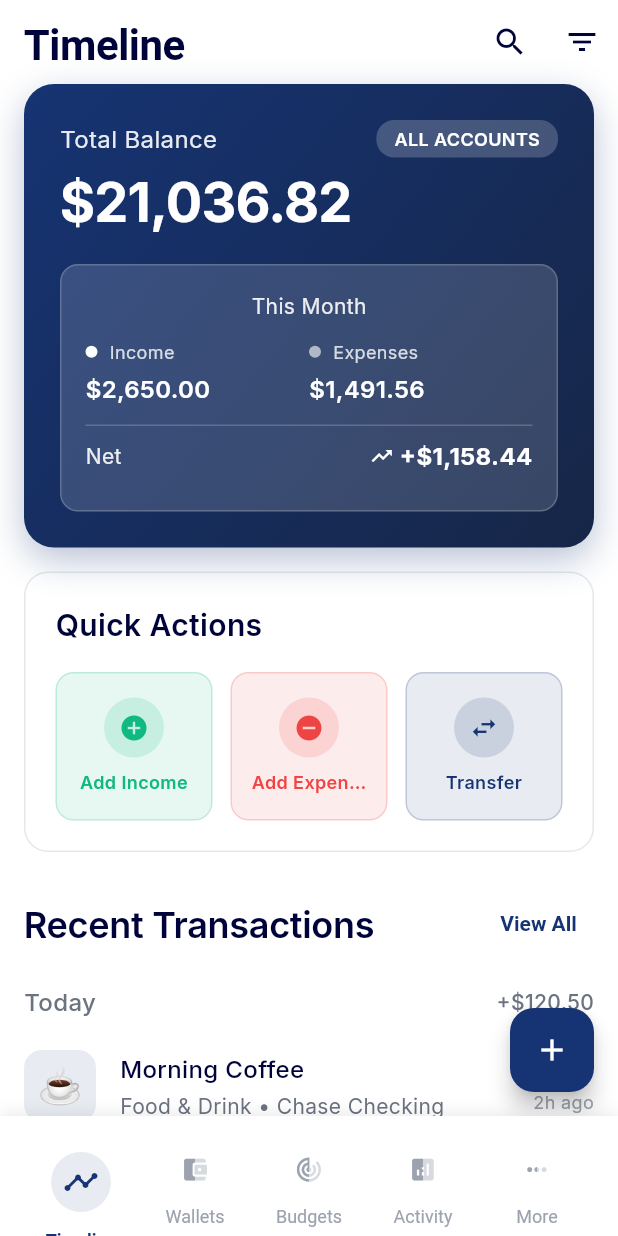
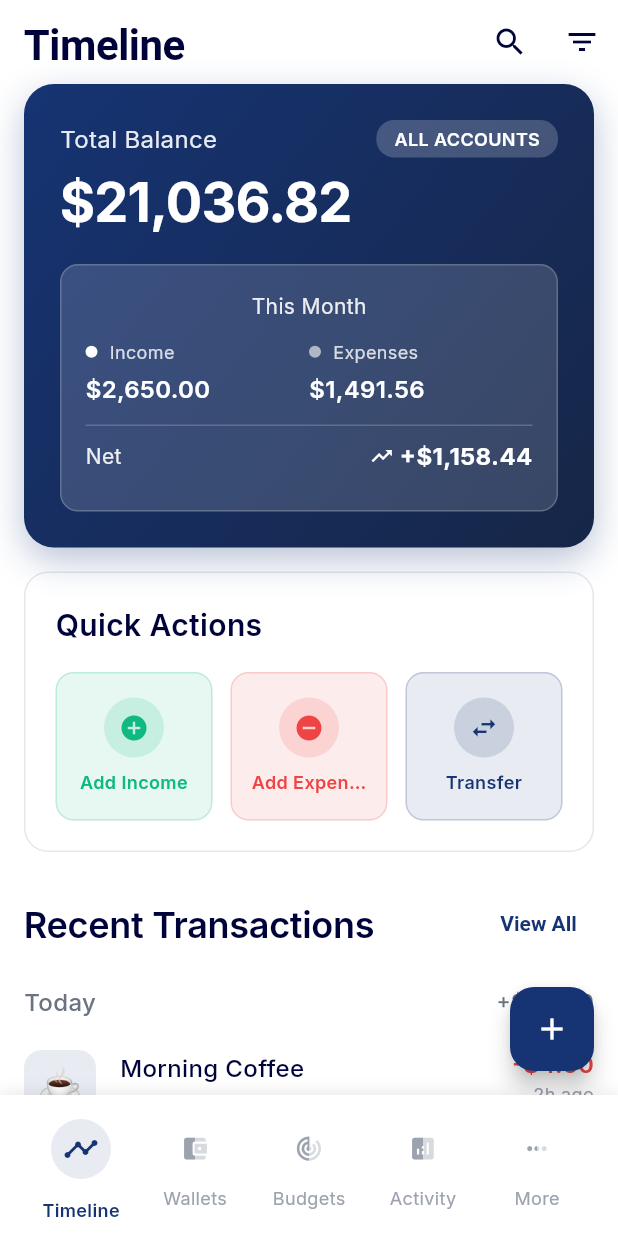
Before and after one commit to Mahdi02710/expenstra, a Flutter app: the screen it shows after launch, on a phone screen of 412 x 824 dp. Run offline on Flutter 3.47's test engine with Material 3 defaults, Android fonts, the phone set to English and light mode, and no system bars; our stand-ins replace fl_chart.

Commit message:
Fixed some BOTTOM OVERFLOWS in Screens.

```diff
--- a/lib/features/home/home_screen.dart
+++ b/lib/features/home/home_screen.dart
@@ -51,6 +51,11 @@ class _HomeScreenState extends State<HomeScreen> with TickerProviderStateMixin {
       duration: const Duration(milliseconds: 300),
       vsync: this,
     );
+
+    // 🧠 Fix: force a rebuild after the first frame so layout adjusts correctly
+    WidgetsBinding.instance.addPostFrameCallback((_) {
+      if (mounted) setState(() {});
+    });
   }
 
   @override
@@ -80,7 +85,11 @@ class _HomeScreenState extends State<HomeScreen> with TickerProviderStateMixin {
 
   @override
   Widget build(BuildContext context) {
+    final bottomPadding = MediaQuery.of(
+      context,
+    ).padding.bottom; // ✅ dynamic safe area
     return Scaffold(
+      resizeToAvoidBottomInset: false,
       body: PageView(
         controller: _pageController,
         onPageChanged: (index) {
@@ -91,6 +100,12 @@ class _HomeScreenState extends State<HomeScreen> with TickerProviderStateMixin {
         children: _tabs.map((tab) => tab['screen'] as Widget).toList(),
       ),
       bottomNavigationBar: Container(
+        padding: EdgeInsets.only(
+          left: 16,
+          right: 16,
+          bottom: bottomPadding > 0 ? bottomPadding : 8,
+          top: 8,
+        ),
         decoration: BoxDecoration(
           color: Theme.of(context).scaffoldBackgroundColor,
           boxShadow: [
@@ -101,10 +116,6 @@ class _HomeScreenState extends State<HomeScreen> with TickerProviderStateMixin {
             ),
           ],
         ),
-        child: SafeArea(
-          child: Container(
-            height: 80,
-            padding: const EdgeInsets.symmetric(horizontal: 16, vertical: 8),
         child: Row(
           mainAxisAlignment: MainAxisAlignment.spaceAround,
           children: _tabs.asMap().entries.map((entry) {
@@ -116,73 +127,36 @@ class _HomeScreenState extends State<HomeScreen> with TickerProviderStateMixin {
               child: GestureDetector(
                 onTap: () => _onTabTapped(index),
                 behavior: HitTestBehavior.opaque,
-                    child: AnimatedContainer(
-                      duration: const Duration(milliseconds: 200),
-                      padding: const EdgeInsets.symmetric(vertical: 8),
                 child: Column(
                   mainAxisSize: MainAxisSize.min,
                   children: [
-                          // Custom half icon with animation
                     HalfIcon(
                       icon: tab['icon'] as IconData,
                       isActive: isActive,
-                            size: 24.0,
-                            animationDuration: const Duration(
-                              milliseconds: 300,
+                      size: 24,
                     ),
-                          ),
-
                     const SizedBox(height: 4),
-
-                          // Tab label
-                          AnimatedDefaultTextStyle(
-                            duration: const Duration(milliseconds: 200),
+                    Text(
+                      tab['label'] as String,
                       style: TextStyle(
                         fontSize: 12,
                         fontWeight: isActive
                             ? FontWeight.w600
                             : FontWeight.w400,
                         color: isActive
-                                  ? (Theme.of(context).brightness ==
-                                            Brightness.dark
+                            ? (Theme.of(context).brightness == Brightness.dark
                                   ? AppColors.gold
                                   : AppColors.primary)
                             : AppColors.textMuted,
                       ),
-                            child: Text(
-                              tab['label'] as String,
-                              textAlign: TextAlign.center,
-                              maxLines: 1,
-                              overflow: TextOverflow.ellipsis,
-                            ),
-                          ),
-
-                          // Active indicator
-                          AnimatedContainer(
-                            duration: const Duration(milliseconds: 200),
-                            width: isActive ? 20 : 0,
-                            height: 2,
-                            margin: const EdgeInsets.only(top: 4),
-                            decoration: BoxDecoration(
-                              color: isActive
-                                  ? (Theme.of(context).brightness ==
-                                            Brightness.dark
-                                        ? AppColors.gold
-                                        : AppColors.primary)
-                                  : Colors.transparent,
-                              borderRadius: BorderRadius.circular(1),
-                            ),
                     ),
                   ],
-                      ),
                 ),
               ),
             );
           }).toList(),
         ),
       ),
-        ),
-      ),
     );
   }
 }
--- a/lib/features/timeline/widgets/transaction_list.dart
+++ b/lib/features/timeline/widgets/transaction_list.dart
@@ -4,7 +4,7 @@ import '../../../core/theme/app_text_styles.dart';
 import '../../../data/models/transaction.dart';
 import '../../../data/services/data_service.dart';
 
-class TransactionList extends StatelessWidget {
+class TransactionList extends StatefulWidget {
   final List<Transaction> transactions;
   final Function(Transaction) onTransactionTap;
 
@@ -15,7 +15,30 @@ class TransactionList extends StatelessWidget {
   });
 
   @override
+  State<TransactionList> createState() => _TransactionListState();
+}
+
+class _TransactionListState extends State<TransactionList> {
+  bool _mountedAfterFirstFrame = false;
+
+  @override
+  void initState() {
+    super.initState();
+    // Schedule rebuild after first frame to fix overflow on restart
+    WidgetsBinding.instance.addPostFrameCallback((_) {
+      if (mounted) {
+        setState(() => _mountedAfterFirstFrame = true);
+      }
+    });
+  }
+
+  @override
   Widget build(BuildContext context) {
+    if (!_mountedAfterFirstFrame) {
+      return const SizedBox.shrink();
+    }
+
+    final transactions = widget.transactions;
     if (transactions.isEmpty) {
       return _buildEmptyState(context);
     }
@@ -69,7 +92,7 @@ class TransactionList extends StatelessWidget {
             ...dayTransactions.map(
               (transaction) => TransactionItem(
                 transaction: transaction,
-                onTap: () => onTransactionTap(transaction),
+                onTap: () => widget.onTransactionTap(transaction),
               ),
             ),
 
@@ -98,13 +121,9 @@ class TransactionList extends StatelessWidget {
               color: AppColors.primary,
             ),
           ),
-
           const SizedBox(height: 16),
-
           Text('No transactions yet', style: AppTextStyles.h4),
-
           const SizedBox(height: 8),
-
           Text(
             'Your transactions will appear here once you start adding them.',
             style: AppTextStyles.body2,
@@ -148,8 +167,10 @@ class TransactionItem extends StatelessWidget {
       child: Container(
         padding: const EdgeInsets.symmetric(horizontal: 16, vertical: 12),
         child: Row(
+          crossAxisAlignment:
+              CrossAxisAlignment.start, // prevents height overflow
           children: [
-            // Transaction icon
+            // Icon
             Container(
               width: 48,
               height: 48,
@@ -164,7 +185,6 @@ class TransactionItem extends StatelessWidget {
                 ),
               ),
             ),
-
             const SizedBox(width: 16),
 
             // Transaction details
@@ -178,26 +198,34 @@ class TransactionItem extends StatelessWidget {
                     maxLines: 1,
                     overflow: TextOverflow.ellipsis,
                   ),
-
                   const SizedBox(height: 2),
-
                   Row(
                     children: [
-                      Text(transaction.category, style: AppTextStyles.body2),
-
+                      Flexible(
+                        child: Text(
+                          transaction.category,
+                          style: AppTextStyles.body2,
+                          overflow: TextOverflow.ellipsis,
+                        ),
+                      ),
                       if (wallet != null) ...[
                         Text(' • ', style: AppTextStyles.body2),
-                        Text(wallet.name, style: AppTextStyles.body2),
+                        Flexible(
+                          child: Text(
+                            wallet.name,
+                            style: AppTextStyles.body2,
+                            overflow: TextOverflow.ellipsis,
+                          ),
+                        ),
                       ],
                     ],
                   ),
                 ],
               ),
             ),
-
             const SizedBox(width: 16),
 
-            // Amount and time
+            // Amount & time
             Column(
               crossAxisAlignment: CrossAxisAlignment.end,
               children: [
@@ -208,9 +236,7 @@ class TransactionItem extends StatelessWidget {
                     fontSize: 16,
                   ),
                 ),
-
                 const SizedBox(height: 2),
-
                 Text(transaction.timeAgo, style: AppTextStyles.caption),
               ],
             ),
```
Also changed, not shown: lib/features/wallets/widgets/wallets_overview.dart (+36 -21 lines), lib/main.dart (line endings or trailing spaces). Lines whose indentation alone changed are shown as unchanged.
